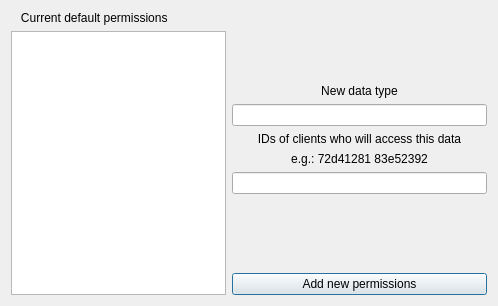
Old version of the form graphical-client/ue_perms_screen.ui in the repository GTA-UFRJ/CACIC-Use-Case.
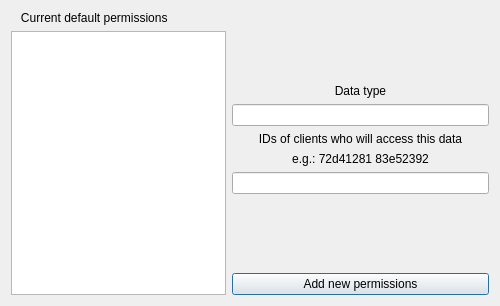
New version of the form.

Patch:
```diff
--- a/graphical-client/ue_perms_screen.ui
+++ b/graphical-client/ue_perms_screen.ui
@@ -6,7 +6,7 @@
    <rect>
     <x>0</x>
     <y>0</y>
-    <width>498</width>
+    <width>500</width>
     <height>306</height>
    </rect>
   </property>
@@ -62,7 +62,7 @@
      <item>
       <widget class="QLabel" name="label">
        <property name="text">
-        <string>New data type</string>
+        <string>Data type</string>
        </property>
        <property name="alignment">
         <set>Qt::AlignCenter</set>
```
